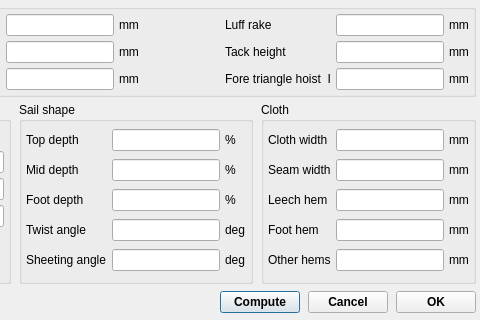
sailcut/sailcut, file src/formsaildefbase.ui: the form before one commit; both pictures show x 355 to 835 and y 244 to 564 of the 835 by 564 pixel window.
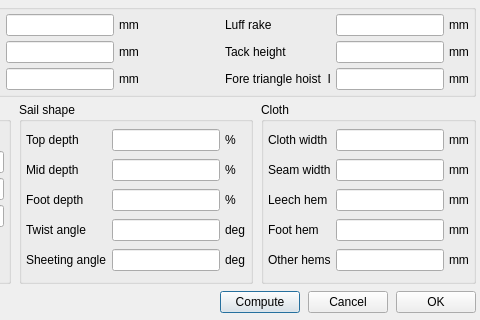
The form after the commit.

Commit message: don't touch default fonts

What changed in the file:
```diff
--- a/src/formsaildefbase.ui
+++ b/src/formsaildefbase.ui
@@ -1161,12 +1161,6 @@
      </item>
      <item>
       <widget class="QPushButton" name="btnCompute">
-       <property name="font">
-        <font>
-         <weight>75</weight>
-         <bold>true</bold>
-        </font>
-       </property>
        <property name="text">
         <string>Compute</string>
        </property>
@@ -1174,12 +1168,6 @@
      </item>
      <item>
       <widget class="QPushButton" name="btnCancel">
-       <property name="font">
-        <font>
-         <weight>75</weight>
-         <bold>true</bold>
-        </font>
-       </property>
        <property name="text">
         <string>Cancel</string>
        </property>
@@ -1187,12 +1175,6 @@
      </item>
      <item>
       <widget class="QPushButton" name="btnOK">
-       <property name="font">
-        <font>
-         <weight>75</weight>
-         <bold>true</bold>
-        </font>
-       </property>
        <property name="focusPolicy">
         <enum>Qt::StrongFocus</enum>
        </property>
```
Left out of the diff: 6 changed lines with no effect on the pictures.
